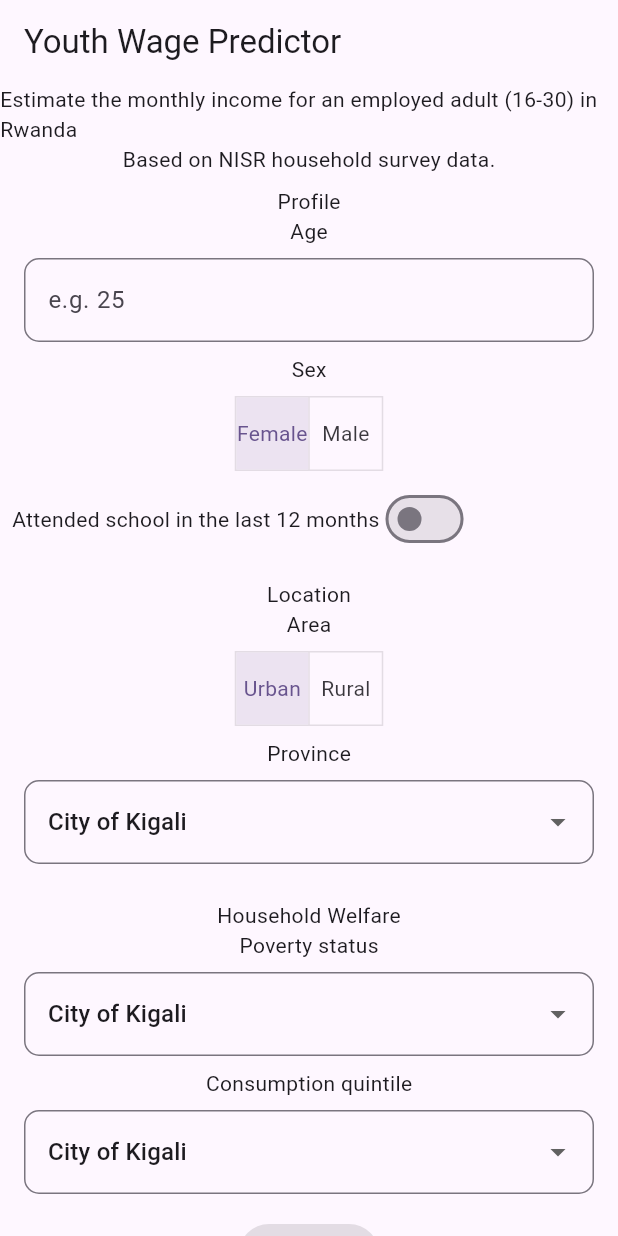
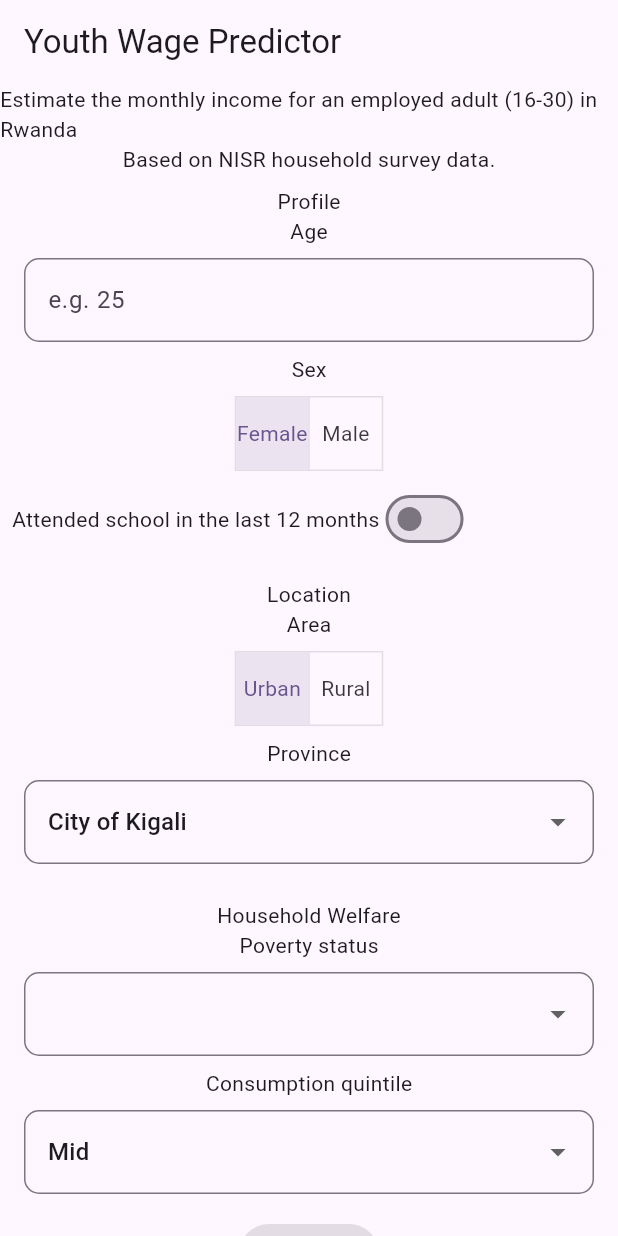
Before and after one commit to boaziza/linear_regression_model, a Flutter app: the screen it shows after launch, on a phone screen of 412 x 824 dp. Run offline on Flutter 3.47's test engine with Material 3 defaults, Android fonts, the phone set to English and light mode, and no system bars.

Commit message:
Upgraded the structuring and broke them down

```diff
--- /dev/null
+++ b/summative/FlutterApp/flutter_app/lib/constants/form_options.dart
@@ -0,0 +1,21 @@
+const Map<String, String> provinces = {
+  'City of Kigali': 'City of Kigali',
+  'Northern': 'Northern Province',
+  'Southern': 'Southern Province',
+  'Eastern': 'Eastern Province',
+  'Western': 'Western Province',
+};
+
+const Map<String, String> povertyOptions = {
+  'Non Poor': 'Non poor',
+  'Moderately poor': 'Moderately poor',
+  'Severaly Poor': 'Severely poor', // dataset spelling on the left
+};
+
+const Map<String, String> quintileOptions = {
+  'Poor': 'Poor (lowest 20%)',
+  'Poor/mid': 'Poor / mid',
+  'Mid': 'Mid',
+  'Mid/upper': 'Mid / upper',
+  'Upper': 'Upper (highest 20%)',
+};
--- a/summative/FlutterApp/flutter_app/lib/screen/prediction_page.dart
+++ b/summative/FlutterApp/flutter_app/lib/screen/prediction_page.dart
@@ -1,4 +1,5 @@
 import 'package:flutter/material.dart';
+import 'package:flutter_app/constants/form_options.dart';
 
 class PredictionPage extends StatefulWidget {
   const PredictionPage({super.key});
@@ -11,15 +12,10 @@ class _PredictionPageState extends State<PredictionPage> {
   List<bool> _sexSelection = [true, false];
   List<bool> _areaSelection = [true, false];
   bool _attendedSchool = false;
+
   String? _selectedProvince = 'City of Kigali';
-
-  final List<String> _provinces = [
-    'City of Kigali',
-    'Northern Province',
-    'Southern Province',
-    'Eastern Province',
-    'Western Province',
-  ];
+  String? _selectedPoverty = 'Non Poor';
+  String? _selectedQuintile = 'Mid';
 
   @override
   Widget build(BuildContext context) {
@@ -105,14 +101,13 @@ class _PredictionPageState extends State<PredictionPage> {
                   padding: const EdgeInsets.all(8.0),
                   child: DropdownButtonFormField<String>(
                     value: _selectedProvince,
-                    // Styles the outline to match your TextField
                     decoration: const InputDecoration(
                       border: OutlineInputBorder(
                         borderRadius: BorderRadius.all(Radius.circular(10)),
                       ),
                     ),
                     // Builds the list of items from the array
-                    items: _provinces.map((String province) {
+                    items: provinces.values.map((String province) {
                       return DropdownMenuItem<String>(
                         value: province,
                         child: Text(province),
@@ -138,7 +133,7 @@ class _PredictionPageState extends State<PredictionPage> {
                 Padding(
                   padding: const EdgeInsets.all(8.0),
                   child: DropdownButtonFormField<String>(
-                    value: _selectedProvince,
+                    value: _selectedPoverty,
                     // Styles the outline to match your TextField
                     decoration: const InputDecoration(
                       border: OutlineInputBorder(
@@ -146,7 +141,7 @@ class _PredictionPageState extends State<PredictionPage> {
                       ),
                     ),
                     // Builds the list of items from the array
-                    items: _provinces.map((String province) {
+                    items: povertyOptions.values.map((String province) {
                       return DropdownMenuItem<String>(
                         value: province,
                         child: Text(province),
@@ -155,7 +150,7 @@ class _PredictionPageState extends State<PredictionPage> {
                     // Updates the state when the user selects a new option
                     onChanged: (String? newValue) {
                       setState(() {
-                        _selectedProvince = newValue;
+                        _selectedPoverty = newValue;
                       });
                     },
                   ),
@@ -164,7 +159,7 @@ class _PredictionPageState extends State<PredictionPage> {
                 Padding(
                   padding: const EdgeInsets.all(8.0),
                   child: DropdownButtonFormField<String>(
-                    value: _selectedProvince,
+                    value: _selectedQuintile,
                     // Styles the outline to match your TextField
                     decoration: const InputDecoration(
                       border: OutlineInputBorder(
@@ -172,7 +167,7 @@ class _PredictionPageState extends State<PredictionPage> {
                       ),
                     ),
                     // Builds the list of items from the array
-                    items: _provinces.map((String province) {
+                    items: quintileOptions.values.map((String province) {
                       return DropdownMenuItem<String>(
                         value: province,
                         child: Text(province),
@@ -181,7 +176,7 @@ class _PredictionPageState extends State<PredictionPage> {
                     // Updates the state when the user selects a new option
                     onChanged: (String? newValue) {
                       setState(() {
-                        _selectedProvince = newValue;
+                        _selectedQuintile = newValue;
                       });
                     },
                   ),
```
Also changed, not shown: summative/FlutterApp/flutter_app/lib/services/api_service.dart (added).
